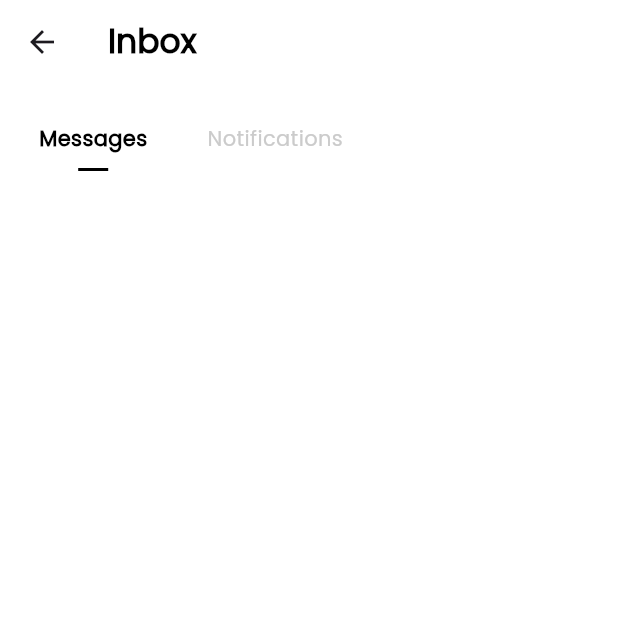
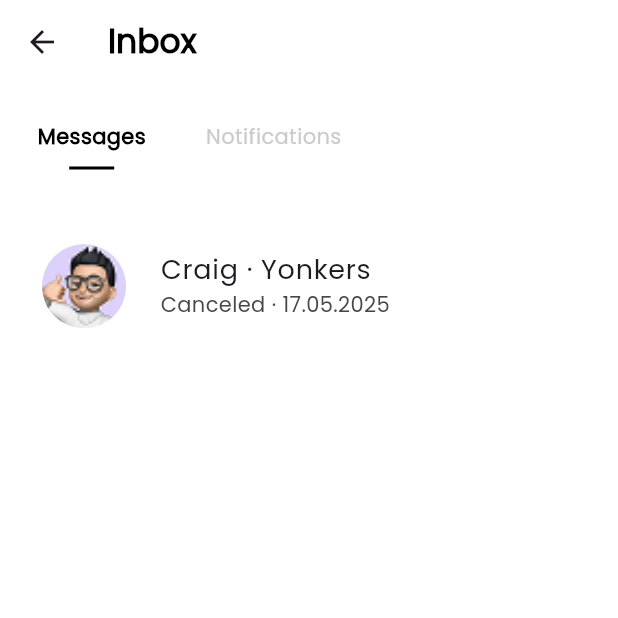
Before and after one commit to berkecibir/tc_bootcamp_air_bnb, a Flutter app: the InBoxPage screen opened by its route, on a phone screen of 412 x 824 dp, the top half of it. Run offline on Flutter 3.47's test engine with Material 3 defaults, Android fonts, the phone set to English and light mode, and no system bars; our stand-ins replace flutter_bloc, flutter_svg; network calls fail.

Commit message:
feat: add InboxPage and InboxListTile widget - Created InboxPage to display user messages/reservations

```diff
--- a/lib/feat/core/configs/asset/app_images.dart
+++ b/lib/feat/core/configs/asset/app_images.dart
@@ -6,4 +6,5 @@ class AppImages {
   static const String home2 = '${_basePath}home_image_2$_format';
   static const String home3 = '${_basePath}home_image_3$_format';
   static const String home4 = '${_basePath}home_image_4$_format';
+  static const String person = '${_basePath}avatar$_format';
 }
--- a/lib/feat/core/utils/const/app_texts.dart
+++ b/lib/feat/core/utils/const/app_texts.dart
@@ -70,7 +70,8 @@ class AppTexts {
 
   // inbox page texts
   static const String inBoxAppBarTitle = 'Inbox';
-
+  static const String inBoxListTileTitle = 'Craig · Yonkers';
+  static const String inBoxListTileSubTitle = 'Canceled';
   // trips page texts
   static const String tripsAppBarTitle = 'Trips';
 }
--- a/lib/feat/presentation/inbox/in_box_page.dart
+++ b/lib/feat/presentation/inbox/in_box_page.dart
@@ -1,12 +1,14 @@
 import 'package:flutter/material.dart';
 import 'package:flutter_bloc/flutter_bloc.dart';
 import 'package:tc_bootcamp_air_bnb/feat/core/utils/const/app_texts.dart';
+import 'package:tc_bootcamp_air_bnb/feat/core/widgets/device_padding/device_padding.dart';
 import 'package:tc_bootcamp_air_bnb/feat/core/widgets/device_size/device_size.dart';
 import 'package:tc_bootcamp_air_bnb/feat/core/widgets/device_spacing/device_spacing.dart';
 import 'package:tc_bootcamp_air_bnb/feat/cubit/inbox/in_box_item_cubit.dart';
 import 'package:tc_bootcamp_air_bnb/feat/cubit/inbox/in_box_item_state.dart';
 import 'package:tc_bootcamp_air_bnb/feat/product/widget/custom_app_bar.dart';
 import 'package:tc_bootcamp_air_bnb/feat/product/widget/in_box_item_tile.dart';
+import 'package:tc_bootcamp_air_bnb/feat/product/widget/in_box_reservation_tile.dart';
 
 class InBoxPage extends StatelessWidget {
   static const String id = AppTexts.inBoxId;
@@ -22,11 +24,10 @@ class InBoxPage extends StatelessWidget {
           return Column(
             mainAxisAlignment: MainAxisAlignment.start,
             children: [
-              Expanded(
-                child: SizedBox(
+              SizedBox(
                 height: DeviceSize.height! * 0.12,
                 child: ListView.separated(
-                    padding: const EdgeInsets.all(16),
+                  padding: DevicePadding.medium.all,
                   scrollDirection: Axis.horizontal,
                   separatorBuilder: (_, __) => DeviceSpacing.small.width,
                   itemCount: state.items.length,
@@ -45,6 +46,9 @@ class InBoxPage extends StatelessWidget {
                   },
                 ),
               ),
+              Padding(
+                padding: DevicePadding.xsmall.onlyHorizontal,
+                child: const InBoxReservationTile(),
               ),
             ],
           );
--- /dev/null
+++ b/lib/feat/product/widget/in_box_reservation_tile.dart
@@ -0,0 +1,35 @@
+import 'package:flutter/material.dart';
+import 'package:intl/intl.dart';
+import 'package:tc_bootcamp_air_bnb/feat/core/configs/asset/app_images.dart';
+import 'package:tc_bootcamp_air_bnb/feat/core/configs/theme/app_colors.dart';
+import 'package:tc_bootcamp_air_bnb/feat/core/utils/const/app_texts.dart';
+
+class InBoxReservationTile extends StatelessWidget {
+  const InBoxReservationTile({
+    super.key,
+  });
+
+  @override
+  Widget build(BuildContext context) {
+    return Container(
+      color: AppColors.white,
+      child: Column(
+        mainAxisSize: MainAxisSize.min,
+        children: <Widget>[
+          ListTile(
+            leading: const CircleAvatar(
+              radius: 35,
+              backgroundImage: AssetImage(AppImages.person),
+            ),
+            title: const Text(AppTexts.inBoxListTileTitle),
+            subtitle: Text(
+              '${AppTexts.inBoxListTileSubTitle} · ${DateFormat('dd.MM.yyyy').format(
+                DateTime.now().toUtc().add(const Duration(hours: 3)),
+              )}',
+            ),
+          ),
+        ],
+      ),
+    );
+  }
+}
--- a/lib/main.dart
+++ b/lib/main.dart
@@ -14,7 +14,6 @@ import 'package:tc_bootcamp_air_bnb/feat/data/repo/explore/explore_item_reposito
 import 'package:tc_bootcamp_air_bnb/feat/data/repo/explore/property_repository.dart';
 import 'package:tc_bootcamp_air_bnb/feat/data/repo/inbox/in_box_item_repository.dart';
 import 'package:tc_bootcamp_air_bnb/feat/data/repo/profile/profile_repository.dart';
-import 'package:tc_bootcamp_air_bnb/feat/presentation/inbox/in_box_page.dart';
 import 'package:tc_bootcamp_air_bnb/feat/presentation/main/main_page.dart';
 
 void main() {
@@ -48,7 +47,7 @@ class MainApp extends StatelessWidget {
         debugShowCheckedModeBanner: false,
         title: 'Flutter Airbnb',
         navigatorKey: Navigation.navigationKey,
-        initialRoute: InBoxPage.id,
+        initialRoute: MainPage.id,
         routes: AppRoutes.routes,
       ),
     );
--- a/pubspec.yaml
+++ b/pubspec.yaml
@@ -16,6 +16,7 @@ dependencies:
 
   # SVG Support for vector icons
   flutter_svg: ^2.1.0
+  intl: ^0.20.2
 
 dev_dependencies:
   flutter_test:
```
Also changed, not shown: lib/feat/product/widget/in_box_item_tile.dart (+1 -118 lines), assets/images/avatar.png (added), pubspec.lock. Lines whose indentation alone changed are shown as unchanged.
